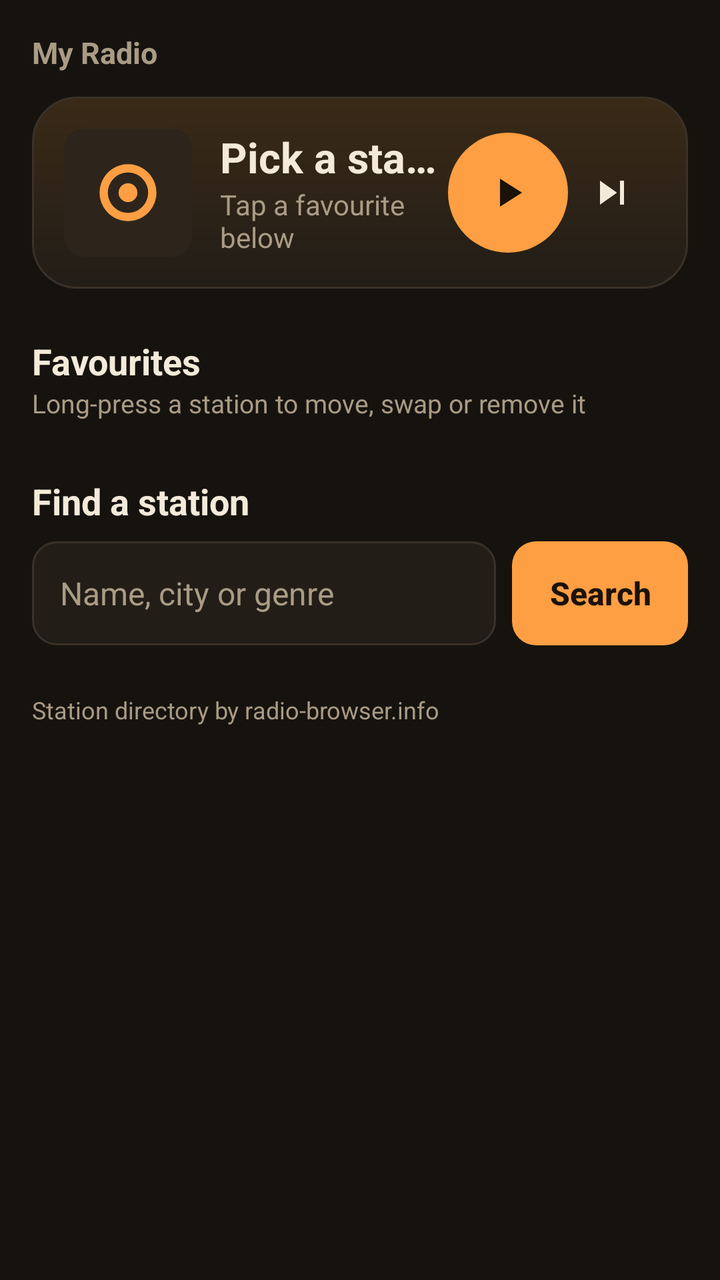
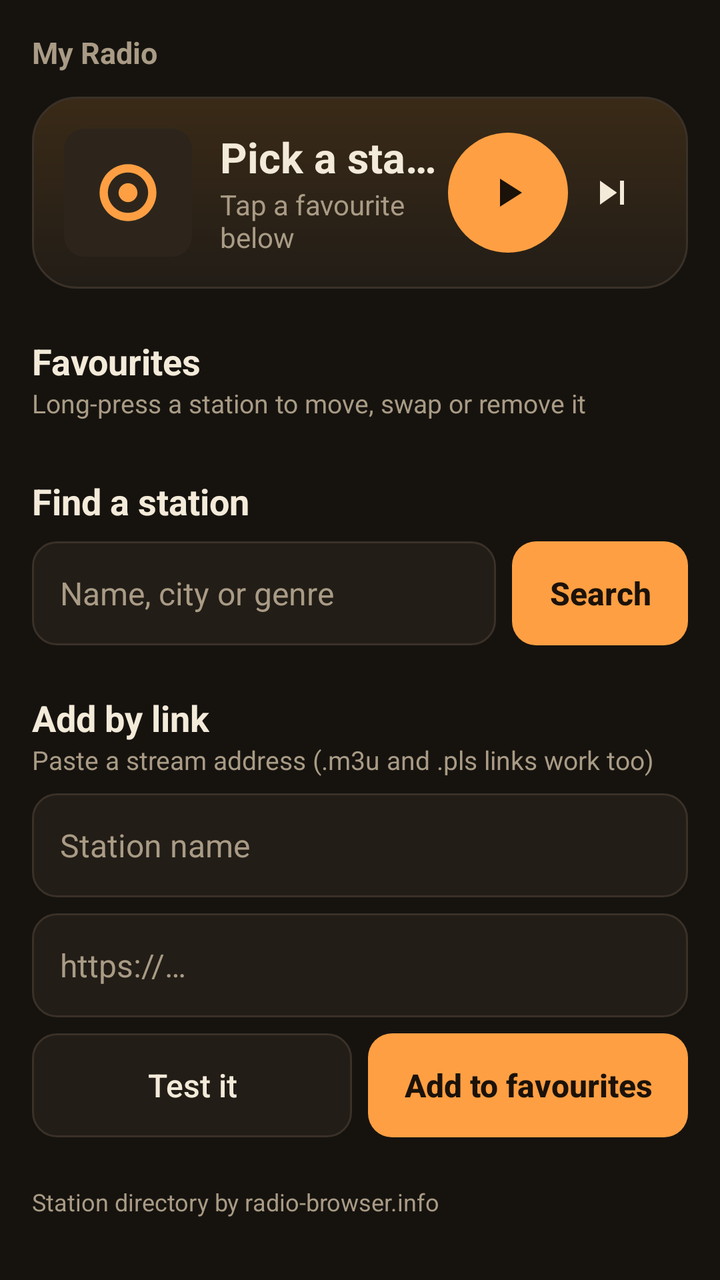

The first picture is an Android layout as it rendered before a commit; the second is the same layout after the commit. The layout source and the unified diff follow.
<!-- AndroidManifest.xml: application theme Radio -->
<!-- res/layout/activity_main.xml -->
<?xml version="1.0" encoding="utf-8"?>
<ScrollView xmlns:android="http://schemas.android.com/apk/res/android"
    android:layout_width="match_parent"
    android:layout_height="match_parent"
    android:fillViewport="true">

    <LinearLayout
        android:layout_width="match_parent"
        android:layout_height="wrap_content"
        android:orientation="vertical"
        android:padding="16dp">

        <TextView
            android:layout_width="wrap_content"
            android:layout_height="wrap_content"
            android:layout_marginBottom="12dp"
            android:text="My Radio"
            android:textColor="@color/dim"
            android:textSize="15sp"
            android:textStyle="bold" />

        <LinearLayout
            android:layout_width="match_parent"
            android:layout_height="wrap_content"
            android:background="@drawable/card_bg"
            android:gravity="center_vertical"
            android:orientation="horizontal"
            android:padding="16dp">

            <ImageView
                android:id="@+id/n_logo"
                android:layout_width="64dp"
                android:layout_height="64dp"
                android:background="@drawable/logo_bg"
                android:clipToOutline="true"
                android:scaleType="centerCrop"
                android:src="@drawable/ic_launcher_fg" />

            <LinearLayout
                android:layout_width="0dp"
                android:layout_height="wrap_content"
                android:layout_marginStart="14dp"
                android:layout_weight="1"
                android:orientation="vertical">

                <TextView
                    android:id="@+id/n_name"
                    android:layout_width="match_parent"
                    android:layout_height="wrap_content"
                    android:ellipsize="end"
                    android:maxLines="1"
                    android:text="Pick a station"
                    android:textColor="@color/ink"
                    android:textSize="21sp"
                    android:textStyle="bold" />

                <TextView
                    android:id="@+id/n_status"
                    android:layout_width="match_parent"
                    android:layout_height="wrap_content"
                    android:text="Tap a favourite below"
                    android:textColor="@color/dim"
                    android:textSize="14sp" />
            </LinearLayout>

            <ImageButton
                android:id="@+id/n_toggle"
                android:layout_width="60dp"
                android:layout_height="60dp"
                android:background="@drawable/play_bg"
                android:contentDescription="Play or pause"
                android:src="@drawable/ic_play" />

            <ImageButton
                android:id="@+id/n_next"
                android:layout_width="44dp"
                android:layout_height="60dp"
                android:background="?android:attr/selectableItemBackgroundBorderless"
                android:contentDescription="Next station"
                android:src="@drawable/ic_next" />
        </LinearLayout>

        <TextView
            android:layout_width="wrap_content"
            android:layout_height="wrap_content"
            android:layout_marginTop="24dp"
            android:text="Favourites"
            android:textColor="@color/ink"
            android:textSize="18sp"
            android:textStyle="bold" />

        <TextView
            android:layout_width="wrap_content"
            android:layout_height="wrap_content"
            android:layout_marginBottom="4dp"
            android:text="Long-press a station to move, swap or remove it"
            android:textColor="@color/dim"
            android:textSize="13sp" />

        <LinearLayout
            android:id="@+id/favList"
            android:layout_width="match_parent"
            android:layout_height="wrap_content"
            android:orientation="vertical" />

        <TextView
            android:layout_width="wrap_content"
            android:layout_height="wrap_content"
            android:layout_marginTop="24dp"
            android:layout_marginBottom="8dp"
            android:text="Find a station"
            android:textColor="@color/ink"
            android:textSize="18sp"
            android:textStyle="bold" />

        <LinearLayout
            android:layout_width="match_parent"
            android:layout_height="wrap_content"
            android:orientation="horizontal">

            <EditText
                android:id="@+id/q"
                android:layout_width="0dp"
                android:layout_height="52dp"
                android:layout_weight="1"
                android:background="@drawable/input_bg"
                android:hint="Name, city or genre"
                android:imeOptions="actionSearch"
                android:inputType="text"
                android:paddingStart="14dp"
                android:paddingEnd="14dp"
                android:textColor="@color/ink"
                android:textColorHint="@color/dim"
                android:textSize="16sp" />

            <Button
                android:id="@+id/go"
                android:layout_width="wrap_content"
                android:layout_height="52dp"
                android:layout_marginStart="8dp"
                android:background="@drawable/btn_bg"
                android:paddingStart="18dp"
                android:paddingEnd="18dp"
                android:stateListAnimator="@null"
                android:text="Search"
                android:textAllCaps="false"
                android:textColor="@color/onAmber"
                android:textSize="16sp"
                android:textStyle="bold" />
        </LinearLayout>

        <TextView
            android:id="@+id/msg"
            android:layout_width="match_parent"
            android:layout_height="wrap_content"
            android:layout_marginTop="8dp"
            android:textColor="@color/dim"
            android:textSize="14sp"
            android:visibility="gone" />

        <LinearLayout
            android:id="@+id/resultList"
            android:layout_width="match_parent"
            android:layout_height="wrap_content"
            android:orientation="vertical" />

        <TextView
            android:layout_width="wrap_content"
            android:layout_height="wrap_content"
            android:layout_marginTop="24dp"
            android:text="Station directory by radio-browser.info"
            android:textColor="@color/dim"
            android:textSize="12sp" />
    </LinearLayout>
</ScrollView>
<!-- resources referenced by this layout -->
<resources>
  <color name="dim">#A99B85</color>
  <color name="ink">#F3EAD9</color>
  <color name="onAmber">#1B1209</color>
  <!-- drawable btn_bg (drawable) -->
  <?xml version="1.0" encoding="utf-8"?>
  <ripple xmlns:android="http://schemas.android.com/apk/res/android" android:color="#55FFFFFF">
      <item><shape android:shape="rectangle"><solid android:color="#FF9F43" /><corners android:radius="12dp" /></shape></item>
  </ripple>
  <!-- drawable card_bg (drawable) -->
  <?xml version="1.0" encoding="utf-8"?>
  <shape xmlns:android="http://schemas.android.com/apk/res/android" android:shape="rectangle">
      <gradient android:angle="270" android:startColor="#3A2A17" android:endColor="#221D17" />
      <corners android:radius="22dp" />
      <stroke android:width="1dp" android:color="#3A3128" />
  </shape>
  <!-- drawable ic_launcher_fg (drawable) -->
  <?xml version="1.0" encoding="utf-8"?>
  <vector xmlns:android="http://schemas.android.com/apk/res/android"
      android:width="108dp" android:height="108dp" android:viewportWidth="108" android:viewportHeight="108">
      <path android:fillColor="#FF9F43" android:fillType="evenOdd"
          android:pathData="M54,30a24,24 0,1 0,0.01 0zM54,37a17,17 0,1 1,-0.01 0zM54,46a8,8 0,1 0,0.01 0z"/>
  </vector>
  <!-- drawable ic_next (drawable) -->
  <?xml version="1.0" encoding="utf-8"?>
  <vector xmlns:android="http://schemas.android.com/apk/res/android"
      android:width="24dp" android:height="24dp" android:viewportWidth="24" android:viewportHeight="24">
      <path android:fillColor="#F3EAD9" android:pathData="M6,18l8.5,-6L6,6v12zM16,6v12h2V6h-2z" />
  </vector>
  <!-- drawable ic_play (drawable) -->
  <?xml version="1.0" encoding="utf-8"?>
  <vector xmlns:android="http://schemas.android.com/apk/res/android"
      android:width="24dp" android:height="24dp" android:viewportWidth="24" android:viewportHeight="24">
      <path android:fillColor="#1B1209" android:pathData="M8,5v14l11,-7z" />
  </vector>
  <!-- drawable input_bg (drawable) -->
  <?xml version="1.0" encoding="utf-8"?>
  <shape xmlns:android="http://schemas.android.com/apk/res/android" android:shape="rectangle">
      <solid android:color="#221D17" />
      <corners android:radius="12dp" />
      <stroke android:width="1dp" android:color="#3A3128" />
  </shape>
  <!-- drawable logo_bg (drawable) -->
  <?xml version="1.0" encoding="utf-8"?>
  <shape xmlns:android="http://schemas.android.com/apk/res/android" android:shape="rectangle">
      <solid android:color="#2D251C" />
      <corners android:radius="10dp" />
  </shape>
  <!-- drawable play_bg (drawable) -->
  <?xml version="1.0" encoding="utf-8"?>
  <ripple xmlns:android="http://schemas.android.com/apk/res/android" android:color="#55FFFFFF">
      <item><shape android:shape="oval"><solid android:color="#FF9F43" /></shape></item>
  </ripple>
  <style name="Radio" parent="android:Theme.Material.NoActionBar">
          <item name="android:windowBackground">@color/bg</item>
          <item name="android:colorBackground">@color/bg</item>
          <item name="android:statusBarColor">@color/bg</item>
          <item name="android:navigationBarColor">@color/bg</item>
          <item name="android:colorAccent">@color/amber</item>
          <item name="android:colorPrimary">@color/bg</item>
          <item name="android:textColorPrimary">@color/ink</item>
          <item name="android:textColorSecondary">@color/dim</item>
      </style>
  <color name="bg">#16130F</color>
  <color name="amber">#FF9F43</color>
</resources>

<!-- the commit's change to res/layout/activity_main.xml (unified diff, before → after) -->
@@ -168,6 +168,92 @@
             android:layout_width="wrap_content"
             android:layout_height="wrap_content"
             android:layout_marginTop="24dp"
+            android:text="Add by link"
+            android:textColor="@color/ink"
+            android:textSize="18sp"
+            android:textStyle="bold" />
+
+        <TextView
+            android:layout_width="wrap_content"
+            android:layout_height="wrap_content"
+            android:layout_marginBottom="8dp"
+            android:text="Paste a stream address (.m3u and .pls links work too)"
+            android:textColor="@color/dim"
+            android:textSize="13sp" />
+
+        <EditText
+            android:id="@+id/addName"
+            android:layout_width="match_parent"
+            android:layout_height="52dp"
+            android:background="@drawable/input_bg"
+            android:hint="Station name"
+            android:inputType="textCapWords"
+            android:paddingStart="14dp"
+            android:paddingEnd="14dp"
+            android:textColor="@color/ink"
+            android:textColorHint="@color/dim"
+            android:textSize="16sp" />
+
+        <EditText
+            android:id="@+id/addUrl"
+            android:layout_width="match_parent"
+            android:layout_height="52dp"
+            android:layout_marginTop="8dp"
+            android:background="@drawable/input_bg"
+            android:hint="https://…"
+            android:inputType="textUri"
+            android:paddingStart="14dp"
+            android:paddingEnd="14dp"
+            android:textColor="@color/ink"
+            android:textColorHint="@color/dim"
+            android:textSize="16sp" />
+
+        <LinearLayout
+            android:layout_width="match_parent"
+            android:layout_height="wrap_content"
+            android:layout_marginTop="8dp"
+            android:orientation="horizontal">
+
+            <Button
+                android:id="@+id/addTest"
+                android:layout_width="0dp"
+                android:layout_height="52dp"
+                android:layout_marginEnd="8dp"
+                android:layout_weight="1"
+                android:background="@drawable/input_bg"
+                android:stateListAnimator="@null"
+                android:text="Test it"
+                android:textAllCaps="false"
+                android:textColor="@color/ink"
+                android:textSize="16sp" />
+
+            <Button
+                android:id="@+id/addSave"
+                android:layout_width="0dp"
+                android:layout_height="52dp"
+                android:layout_weight="1"
+                android:background="@drawable/btn_bg"
+                android:stateListAnimator="@null"
+                android:text="Add to favourites"
+                android:textAllCaps="false"
+                android:textColor="@color/onAmber"
+                android:textSize="16sp"
+                android:textStyle="bold" />
+        </LinearLayout>
+
+        <TextView
+            android:id="@+id/addMsg"
+            android:layout_width="match_parent"
+            android:layout_height="wrap_content"
+            android:layout_marginTop="8dp"
+            android:textColor="@color/dim"
+            android:textSize="14sp"
+            android:visibility="gone" />
+
+        <TextView
+            android:layout_width="wrap_content"
+            android:layout_height="wrap_content"
+            android:layout_marginTop="24dp"
             android:text="Station directory by radio-browser.info"
             android:textColor="@color/dim"
             android:textSize="12sp" />
